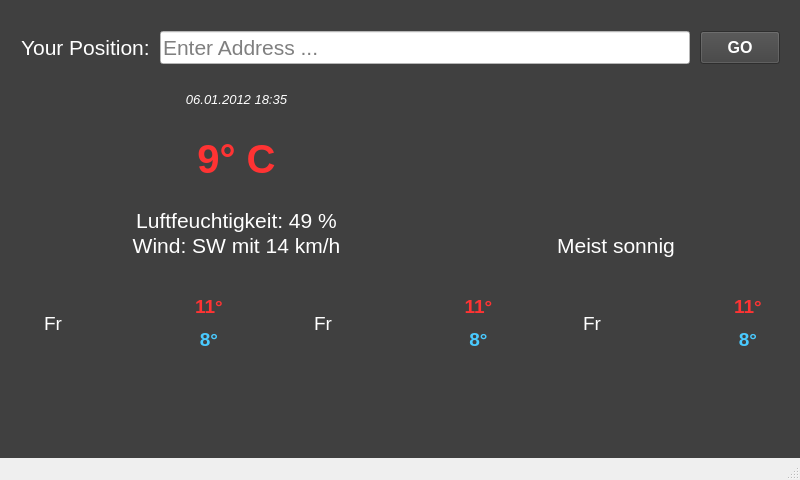
The window that mainwindow.ui (kolphi/QWeather) describes before a commit, drawn with Qt 5.
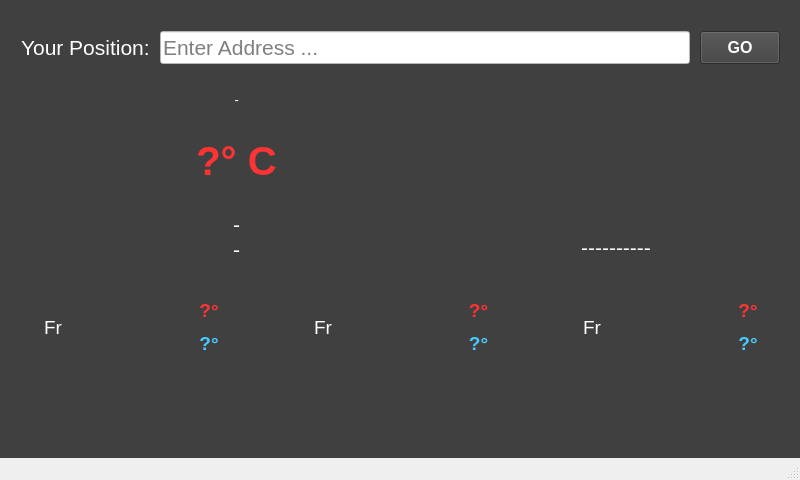
The same window after the commit. Icons and pictures are not drawn.

```diff
--- a/mainwindow.ui
+++ b/mainwindow.ui
@@ -47,7 +47,7 @@
       <x>10</x>
       <y>10</y>
       <width>781</width>
-      <height>351</height>
+      <height>368</height>
      </rect>
     </property>
     <layout class="QVBoxLayout" name="layout" stretch="5,30,10">
@@ -178,7 +178,7 @@
             </font>
            </property>
            <property name="text">
-            <string>06.01.2012 18:35</string>
+            <string>-</string>
            </property>
            <property name="alignment">
             <set>Qt::AlignCenter</set>
@@ -204,7 +204,7 @@
             <string notr="true">QLabel { color : #ff3333; }</string>
            </property>
            <property name="text">
-            <string>9° C</string>
+            <string>?° C</string>
            </property>
            <property name="alignment">
             <set>Qt::AlignCenter</set>
@@ -225,7 +225,7 @@
             </font>
            </property>
            <property name="text">
-            <string>Luftfeuchtigkeit: 49 %</string>
+            <string>-</string>
            </property>
            <property name="alignment">
             <set>Qt::AlignCenter</set>
@@ -249,7 +249,7 @@
             </font>
            </property>
            <property name="text">
-            <string>Wind: SW mit 14 km/h</string>
+            <string>-</string>
            </property>
            <property name="alignment">
             <set>Qt::AlignCenter</set>
@@ -323,7 +323,7 @@
             </font>
            </property>
            <property name="text">
-            <string>Meist sonnig</string>
+            <string>----------</string>
            </property>
            <property name="alignment">
             <set>Qt::AlignCenter</set>
@@ -429,7 +429,7 @@
               <string notr="true">QLabel { color : #ff3333; }</string>
              </property>
              <property name="text">
-              <string>11°</string>
+              <string>?°</string>
              </property>
              <property name="alignment">
               <set>Qt::AlignCenter</set>
@@ -449,7 +449,7 @@
               <string notr="true">QLabel { color : #49caff; }</string>
              </property>
              <property name="text">
-              <string>8°</string>
+              <string>?°</string>
              </property>
              <property name="alignment">
               <set>Qt::AlignCenter</set>
@@ -547,7 +547,7 @@
               <string notr="true">QLabel { color : #ff3333; }</string>
              </property>
              <property name="text">
-              <string>11°</string>
+              <string>?°</string>
              </property>
              <property name="alignment">
               <set>Qt::AlignCenter</set>
@@ -567,7 +567,7 @@
               <string notr="true">QLabel { color : #49caff; }</string>
              </property>
              <property name="text">
-              <string>8°</string>
+              <string>?°</string>
              </property>
              <property name="alignment">
               <set>Qt::AlignCenter</set>
@@ -665,7 +665,7 @@
               <string notr="true">QLabel { color : #ff3333; }</string>
              </property>
              <property name="text">
-              <string>11°</string>
+              <string>?°</string>
              </property>
              <property name="alignment">
               <set>Qt::AlignCenter</set>
@@ -685,7 +685,7 @@
               <string notr="true">QLabel { color : #49caff; }</string>
              </property>
              <property name="text">
-              <string>8°</string>
+              <string>?°</string>
              </property>
              <property name="alignment">
               <set>Qt::AlignCenter</set>
```
Left out of the diff: 10 changed lines with no effect on the pictures.
